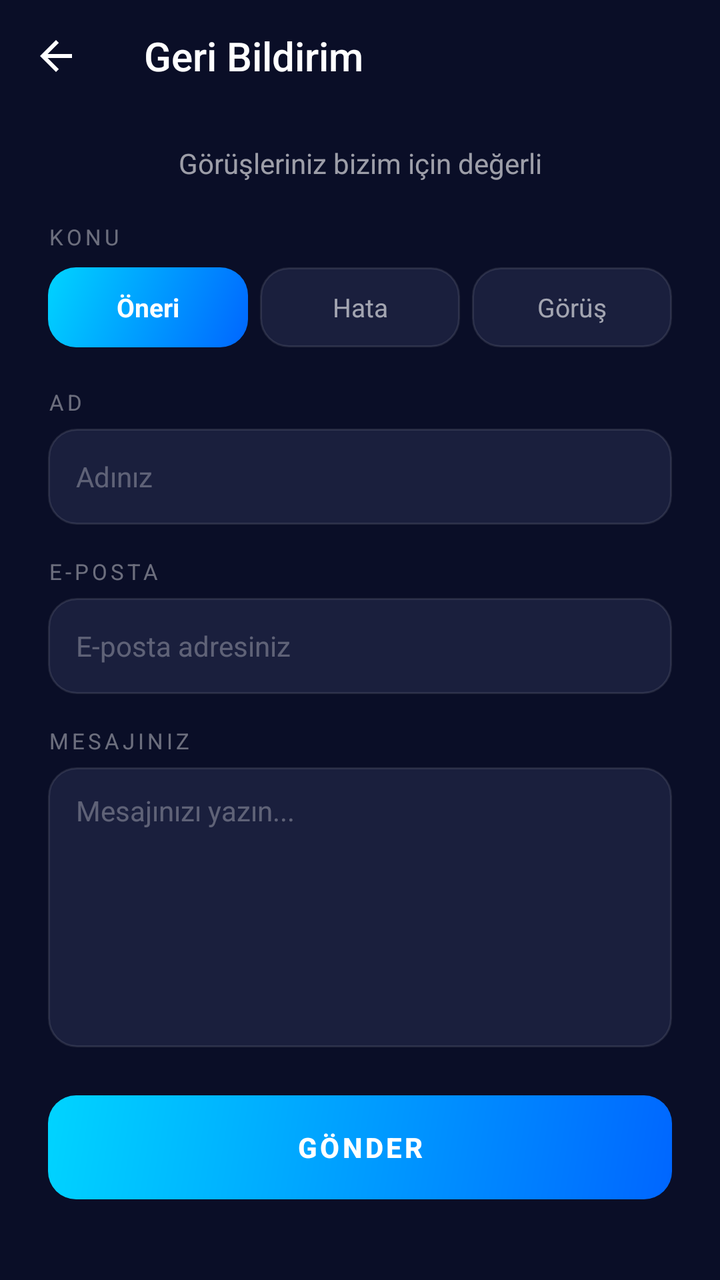
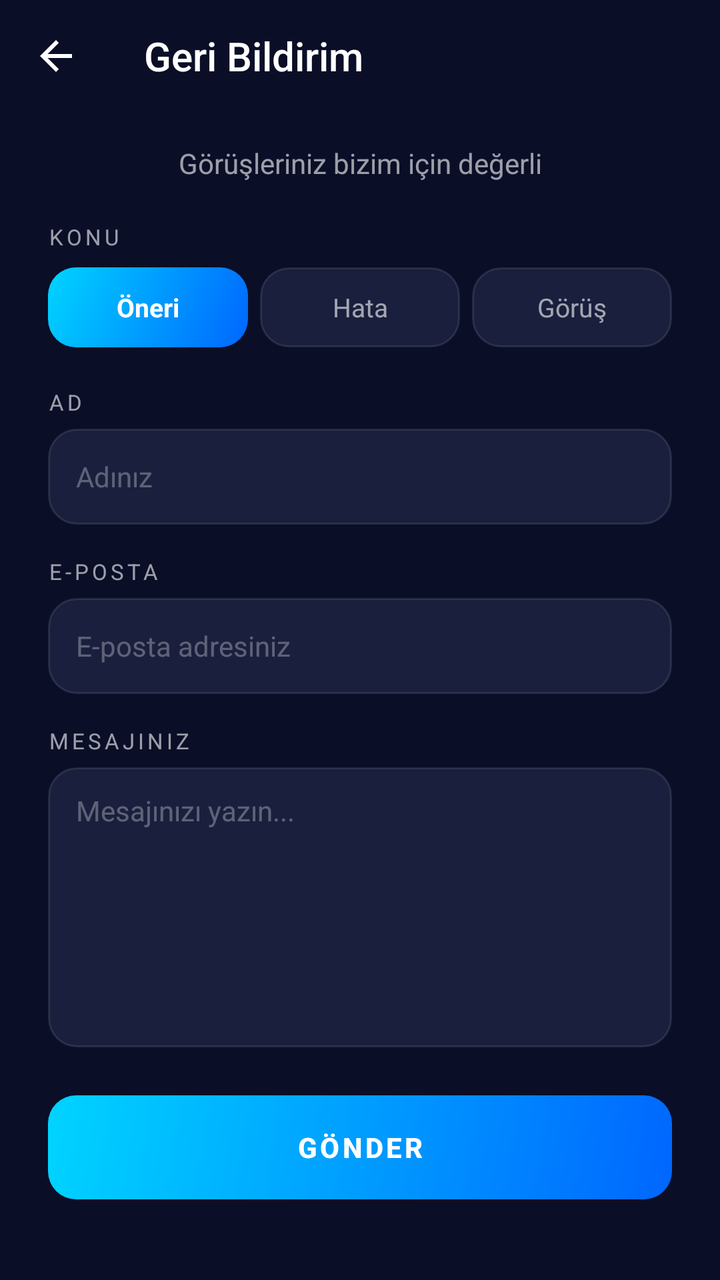

An Android layout rendered at two revisions. The XML below is the earlier revision; the diff shows what the commit changed to produce the second picture.
<!-- AndroidManifest.xml: activity theme Theme.ScreenShare -->
<!-- res/layout/activity_feedback.xml -->
<?xml version="1.0" encoding="utf-8"?>
<LinearLayout xmlns:android="http://schemas.android.com/apk/res/android"
    xmlns:app="http://schemas.android.com/apk/res-auto"
    android:layout_width="match_parent"
    android:layout_height="match_parent"
    android:orientation="vertical"
    android:background="#FF0A0E27"
    android:fitsSystemWindows="true">

    
    <com.google.android.material.appbar.MaterialToolbar
        android:id="@+id/toolbar"
        android:layout_width="match_parent"
        android:layout_height="?attr/actionBarSize"
        android:background="@android:color/transparent"
        app:title="Geri Bildirim"
        app:titleTextColor="@android:color/white"
        app:navigationIcon="@drawable/ic_back"
        app:navigationIconTint="@android:color/white" />

    <ScrollView
        android:layout_width="match_parent"
        android:layout_height="match_parent"
        android:fillViewport="true">

        <LinearLayout
            android:layout_width="match_parent"
            android:layout_height="wrap_content"
            android:orientation="vertical"
            android:paddingHorizontal="24dp"
            android:paddingTop="16dp"
            android:paddingBottom="32dp">

            
            <TextView
                android:layout_width="match_parent"
                android:layout_height="wrap_content"
                android:text="Görüşleriniz bizim için değerli"
                android:textColor="#99FFFFFF"
                android:textSize="14sp"
                android:gravity="center"
                android:layout_marginBottom="20dp" />

            
            <TextView
                android:layout_width="wrap_content"
                android:layout_height="wrap_content"
                android:text="KONU"
                android:textColor="#66FFFFFF"
                android:textSize="11sp"
                android:letterSpacing="0.15"
                android:layout_marginBottom="8dp" />

            <LinearLayout
                android:layout_width="match_parent"
                android:layout_height="wrap_content"
                android:orientation="horizontal"
                android:layout_marginBottom="20dp">

                <TextView
                    android:id="@+id/btnOneri"
                    android:layout_width="0dp"
                    android:layout_height="40dp"
                    android:layout_weight="1"
                    android:gravity="center"
                    android:text="Öneri"
                    android:textColor="@android:color/white"
                    android:textSize="13sp"
                    android:textStyle="bold"
                    android:background="@drawable/bg_button_primary"
                    android:layout_marginEnd="6dp"
                    android:clickable="true"
                    android:focusable="true" />

                <TextView
                    android:id="@+id/btnHata"
                    android:layout_width="0dp"
                    android:layout_height="40dp"
                    android:layout_weight="1"
                    android:gravity="center"
                    android:text="Hata"
                    android:textColor="#99FFFFFF"
                    android:textSize="13sp"
                    android:background="@drawable/bg_input"
                    android:layout_marginEnd="6dp"
                    android:clickable="true"
                    android:focusable="true" />

                <TextView
                    android:id="@+id/btnGorus"
                    android:layout_width="0dp"
                    android:layout_height="40dp"
                    android:layout_weight="1"
                    android:gravity="center"
                    android:text="Görüş"
                    android:textColor="#99FFFFFF"
                    android:textSize="13sp"
                    android:background="@drawable/bg_input"
                    android:clickable="true"
                    android:focusable="true" />
            </LinearLayout>

            
            <TextView
                android:layout_width="wrap_content"
                android:layout_height="wrap_content"
                android:text="AD"
                android:textColor="#66FFFFFF"
                android:textSize="11sp"
                android:letterSpacing="0.15"
                android:layout_marginBottom="6dp" />

            <EditText
                android:id="@+id/etName"
                android:layout_width="match_parent"
                android:layout_height="48dp"
                android:background="@drawable/bg_input"
                android:hint="Adınız"
                android:textColorHint="#4DFFFFFF"
                android:textColor="@android:color/white"
                android:textSize="14sp"
                android:paddingHorizontal="14dp"
                android:inputType="textPersonName"
                android:singleLine="true"
                android:layout_marginBottom="16dp" />

            
            <TextView
                android:layout_width="wrap_content"
                android:layout_height="wrap_content"
                android:text="E-POSTA"
                android:textColor="#66FFFFFF"
                android:textSize="11sp"
                android:letterSpacing="0.15"
                android:layout_marginBottom="6dp" />

            <EditText
                android:id="@+id/etEmail"
                android:layout_width="match_parent"
                android:layout_height="48dp"
                android:background="@drawable/bg_input"
                android:hint="E-posta adresiniz"
                android:textColorHint="#4DFFFFFF"
                android:textColor="@android:color/white"
                android:textSize="14sp"
                android:paddingHorizontal="14dp"
                android:inputType="textEmailAddress"
                android:singleLine="true"
                android:layout_marginBottom="16dp" />

            
            <TextView
                android:layout_width="wrap_content"
                android:layout_height="wrap_content"
                android:text="MESAJINIZ"
                android:textColor="#66FFFFFF"
                android:textSize="11sp"
                android:letterSpacing="0.15"
                android:layout_marginBottom="6dp" />

            <EditText
                android:id="@+id/etMessage"
                android:layout_width="match_parent"
                android:layout_height="140dp"
                android:background="@drawable/bg_input"
                android:hint="Mesajınızı yazın..."
                android:textColorHint="#4DFFFFFF"
                android:textColor="@android:color/white"
                android:textSize="14sp"
                android:paddingHorizontal="14dp"
                android:paddingVertical="12dp"
                android:gravity="top"
                android:inputType="textMultiLine"
                android:layout_marginBottom="24dp" />

            
            <Button
                android:id="@+id/btnSend"
                android:layout_width="match_parent"
                android:layout_height="52dp"
                android:background="@drawable/bg_button_primary"
                android:text="GÖNDER"
                android:textColor="@android:color/white"
                android:textSize="14sp"
                android:textStyle="bold"
                android:letterSpacing="0.1"
                android:stateListAnimator="@null" />

        </LinearLayout>
    </ScrollView>

</LinearLayout>
<!-- resources referenced by this layout -->
<resources>
  <!-- drawable bg_button_primary (drawable) -->
  <?xml version="1.0" encoding="utf-8"?>
  <shape xmlns:android="http://schemas.android.com/apk/res/android"
      android:shape="rectangle">
      <gradient
          android:startColor="@color/gradient_start"
          android:endColor="@color/gradient_end"
          android:angle="135" />
      <corners android:radius="14dp" />
  </shape>
  <!-- drawable bg_input (drawable) -->
  <?xml version="1.0" encoding="utf-8"?>
  <shape xmlns:android="http://schemas.android.com/apk/res/android"
      android:shape="rectangle">
      <solid android:color="@color/bg_input" />
      <corners android:radius="14dp" />
      <stroke android:width="1dp" android:color="@color/surface_stroke" />
  </shape>
  <!-- drawable ic_back (drawable) -->
  <?xml version="1.0" encoding="utf-8"?>
  <vector xmlns:android="http://schemas.android.com/apk/res/android"
      android:width="24dp"
      android:height="24dp"
      android:viewportWidth="24"
      android:viewportHeight="24">
      <path
          android:fillColor="#FFFFFFFF"
          android:pathData="M20,11H7.83l5.59,-5.59L12,4l-8,8 8,8 1.41,-1.41L7.83,13H20v-2z" />
  </vector>
  <style name="Theme.ScreenShare" parent="Theme.AppCompat.NoActionBar">
          
          <item name="android:windowBackground">@color/dark_bg</item>
          <item name="android:statusBarColor">@color/dark_bg</item>
          <item name="android:navigationBarColor">@color/dark_bg</item>
  
          
          <item name="colorPrimary">@color/dark_accent</item>
          <item name="colorPrimaryDark">@color/dark_bg</item>
          <item name="colorAccent">@color/dark_accent</item>
  
          
          <item name="android:textColorPrimary">@color/dark_text_primary</item>
          <item name="android:textColorSecondary">@color/dark_text_secondary</item>
          <item name="android:textColorHint">@color/dark_text_hint</item>
  
          
          <item name="android:editTextColor">@color/dark_text_primary</item>
          <item name="android:windowLightStatusBar">false</item>
          <item name="android:windowLightNavigationBar">false</item>
      </style>
  <color name="gradient_start">@color/dark_gradient_start</color>
  <color name="gradient_end">@color/dark_gradient_end</color>
  <color name="bg_input">@color/dark_bg_input</color>
  <color name="surface_stroke">@color/dark_border</color>
  <color name="dark_bg">#FF0A0E27</color>
  <color name="dark_accent">#FF00B4FF</color>
  <color name="dark_text_primary">#FFFFFFFF</color>
  <color name="dark_text_secondary">#99FFFFFF</color>
  <color name="dark_text_hint">#66FFFFFF</color>
  <color name="dark_gradient_start">#FF0066FF</color>
  <color name="dark_gradient_end">#FF00D4FF</color>
  <color name="dark_bg_input">#FF1A1F3D</color>
  <color name="dark_border">#1AFFFFFF</color>
</resources>

<!-- the commit's change to res/layout/activity_feedback.xml (unified diff, before → after) -->
@@ -4,7 +4,7 @@
     android:layout_width="match_parent"
     android:layout_height="match_parent"
     android:orientation="vertical"
-    android:background="#FF0A0E27"
+    android:background="?android:windowBackground"
     android:fitsSystemWindows="true">
 
     
@@ -14,9 +14,9 @@
         android:layout_height="?attr/actionBarSize"
         android:background="@android:color/transparent"
         app:title="Geri Bildirim"
-        app:titleTextColor="@android:color/white"
+        app:titleTextColor="?android:textColorPrimary"
         app:navigationIcon="@drawable/ic_back"
-        app:navigationIconTint="@android:color/white" />
+        app:navigationIconTint="?android:textColorPrimary" />
 
     <ScrollView
         android:layout_width="match_parent"
@@ -36,7 +36,7 @@
                 android:layout_width="match_parent"
                 android:layout_height="wrap_content"
                 android:text="Görüşleriniz bizim için değerli"
-                android:textColor="#99FFFFFF"
+                android:textColor="?android:textColorSecondary"
                 android:textSize="14sp"
                 android:gravity="center"
                 android:layout_marginBottom="20dp" />
@@ -46,7 +46,7 @@
                 android:layout_width="wrap_content"
                 android:layout_height="wrap_content"
                 android:text="KONU"
-                android:textColor="#66FFFFFF"
+                android:textColor="?android:textColorSecondary"
                 android:textSize="11sp"
                 android:letterSpacing="0.15"
                 android:layout_marginBottom="8dp" />
@@ -79,7 +79,7 @@
                     android:layout_weight="1"
                     android:gravity="center"
                     android:text="Hata"
-                    android:textColor="#99FFFFFF"
+                    android:textColor="?android:textColorSecondary"
                     android:textSize="13sp"
                     android:background="@drawable/bg_input"
                     android:layout_marginEnd="6dp"
@@ -93,7 +93,7 @@
                     android:layout_weight="1"
                     android:gravity="center"
                     android:text="Görüş"
-                    android:textColor="#99FFFFFF"
+                    android:textColor="?android:textColorSecondary"
                     android:textSize="13sp"
                     android:background="@drawable/bg_input"
                     android:clickable="true"
@@ -105,7 +105,7 @@
                 android:layout_width="wrap_content"
                 android:layout_height="wrap_content"
                 android:text="AD"
-                android:textColor="#66FFFFFF"
+                android:textColor="?android:textColorSecondary"
                 android:textSize="11sp"
                 android:letterSpacing="0.15"
                 android:layout_marginBottom="6dp" />
@@ -117,7 +117,7 @@
                 android:background="@drawable/bg_input"
                 android:hint="Adınız"
                 android:textColorHint="#4DFFFFFF"
-                android:textColor="@android:color/white"
+                android:textColor="?android:textColorPrimary"
                 android:textSize="14sp"
                 android:paddingHorizontal="14dp"
                 android:inputType="textPersonName"
@@ -129,7 +129,7 @@
                 android:layout_width="wrap_content"
                 android:layout_height="wrap_content"
                 android:text="E-POSTA"
-                android:textColor="#66FFFFFF"
+                android:textColor="?android:textColorSecondary"
                 android:textSize="11sp"
                 android:letterSpacing="0.15"
                 android:layout_marginBottom="6dp" />
@@ -141,7 +141,7 @@
                 android:background="@drawable/bg_input"
                 android:hint="E-posta adresiniz"
                 android:textColorHint="#4DFFFFFF"
-                android:textColor="@android:color/white"
+                android:textColor="?android:textColorPrimary"
                 android:textSize="14sp"
                 android:paddingHorizontal="14dp"
                 android:inputType="textEmailAddress"
@@ -153,7 +153,7 @@
                 android:layout_width="wrap_content"
                 android:layout_height="wrap_content"
                 android:text="MESAJINIZ"
-                android:textColor="#66FFFFFF"
+                android:textColor="?android:textColorSecondary"
                 android:textSize="11sp"
                 android:letterSpacing="0.15"
                 android:layout_marginBottom="6dp" />
@@ -165,7 +165,7 @@
                 android:background="@drawable/bg_input"
                 android:hint="Mesajınızı yazın..."
                 android:textColorHint="#4DFFFFFF"
-                android:textColor="@android:color/white"
+                android:textColor="?android:textColorPrimary"
                 android:textSize="14sp"
                 android:paddingHorizontal="14dp"
                 android:paddingVertical="12dp"
<!-- resource entries referenced after the edit -->
@@ -5,8 +5,8 @@
   <shape xmlns:android="http://schemas.android.com/apk/res/android"
       android:shape="rectangle">
       <gradient
-          android:startColor="@color/gradient_start"
-          android:endColor="@color/gradient_end"
+          android:startColor="#FF0066FF"
+          android:endColor="#FF00D4FF"
           android:angle="135" />
       <corners android:radius="14dp" />
   </shape>
@@ -50,8 +50,6 @@
           <item name="android:windowLightStatusBar">false</item>
           <item name="android:windowLightNavigationBar">false</item>
       </style>
-  <color name="gradient_start">@color/dark_gradient_start</color>
-  <color name="gradient_end">@color/dark_gradient_end</color>
   <color name="bg_input">@color/dark_bg_input</color>
   <color name="surface_stroke">@color/dark_border</color>
   <color name="dark_bg">#FF0A0E27</color>
@@ -59,8 +57,6 @@
   <color name="dark_text_primary">#FFFFFFFF</color>
   <color name="dark_text_secondary">#99FFFFFF</color>
   <color name="dark_text_hint">#66FFFFFF</color>
-  <color name="dark_gradient_start">#FF0066FF</color>
-  <color name="dark_gradient_end">#FF00D4FF</color>
   <color name="dark_bg_input">#FF1A1F3D</color>
   <color name="dark_border">#1AFFFFFF</color>
 </resources>
